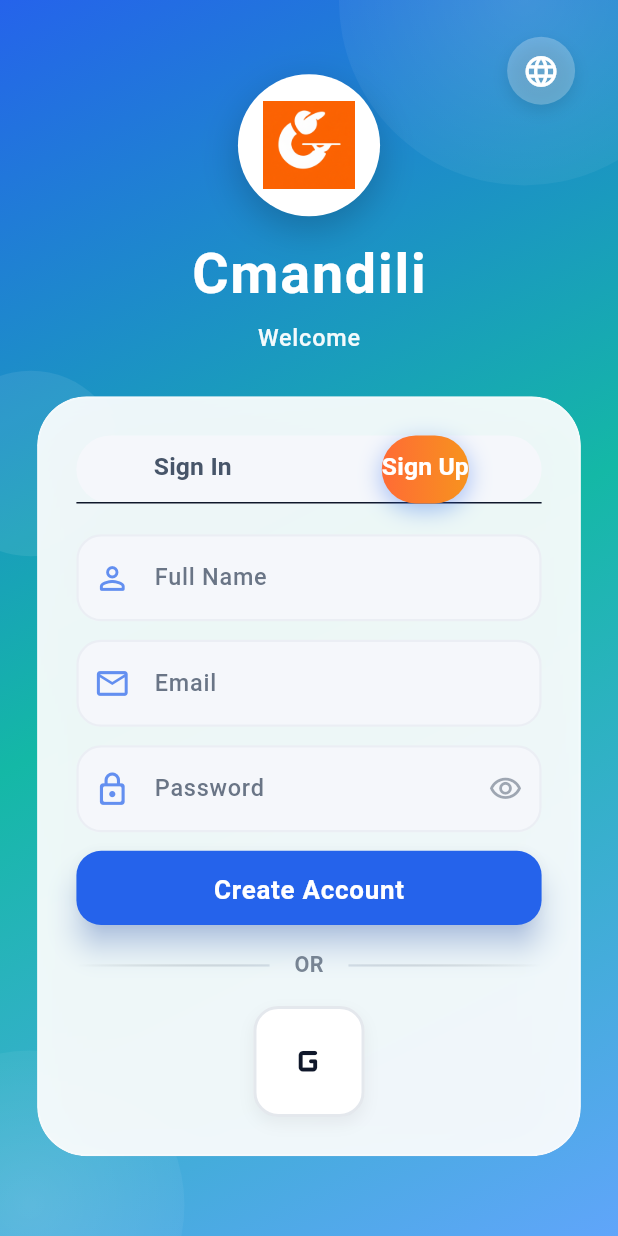
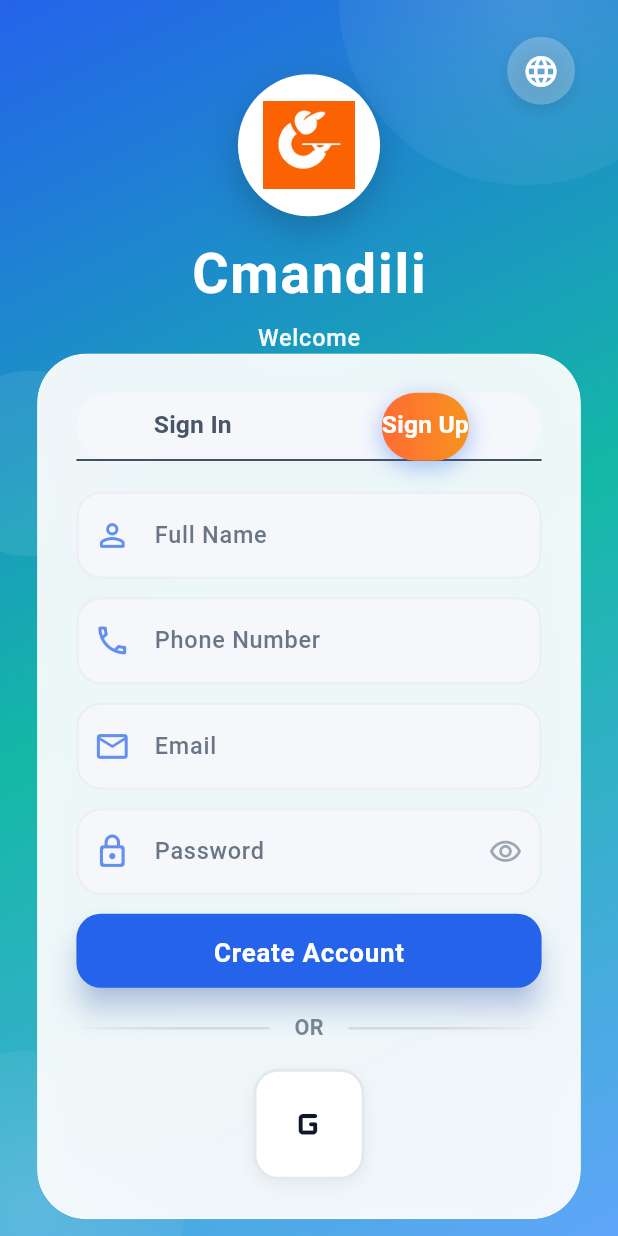
Before and after one commit to cherif-adam/cmandili_driver, a Flutter app: the screen it shows after launch, tab 2 chosen, after a tap on the "g mobiledata" icon, on a phone screen of 412 x 824 dp. Run offline on Flutter 3.47's test engine with Material 3 defaults, Android fonts, the phone set to English and light mode, and no system bars; our stand-ins replace firebase_core, firebase_messaging, flutter_dotenv, flutter_local_notifications, flutter_riverpod, geocoding and 6 more; missing offline and left inert: flutter_background_service, mapbox_maps_flutter; accounts and stored records are empty.

Commit message:
chore(driver): auth + l10n updates
Auth repository/screen updates and fr/en/ar l10n additions from the
earlier auth session; pubspec.lock refresh.

Co-Authored-By: Claude Fable 5 <noreply@anthropic.com>

```diff
--- a/lib/features/auth/data/auth_repository.dart
+++ b/lib/features/auth/data/auth_repository.dart
@@ -68,6 +68,7 @@ class AuthRepository {
     String email,
     String password,
     String name,
+    String phone,
   ) async {
     final response = await _supabase.auth.signUp(
       email: email,
@@ -78,17 +79,23 @@ class AuthRepository {
     final user = response.user;
     if (user == null) throw 'Sign up failed';
 
-    await _ensureDriverRow(user.id, name, email);
+    await _ensureDriverRow(user.id, phone);
     return User.fromSupabase(user);
   }
 
-  Future<void> _ensureDriverRow(String userId, String name, String email) async {
-    // Only columns that exist on public.drivers — full_name/email live on
-    // auth.users metadata, not on this table.
+  Future<void> _ensureDriverRow(String userId, String phone) async {
     await _supabase.from('drivers').upsert({
       'user_id': userId,
       'is_online': false,
     }, onConflict: 'user_id');
+
+    // Store phone on the profiles row (created by the auth trigger)
+    if (phone.isNotEmpty) {
+      await _supabase.from('profiles').upsert({
+        'id': userId,
+        'phone': phone,
+      }, onConflict: 'id');
+    }
   }
 
   // Sign in with Google
@@ -118,11 +125,8 @@ class AuthRepository {
       final user = response.user;
       if (user == null) throw 'Google sign in failed';
 
-      await _ensureDriverRow(
-        user.id,
-        user.userMetadata?['full_name'] as String? ?? user.userMetadata?['name'] as String? ?? '',
-        user.email ?? '',
-      );
+      // Google sign-in: phone not available at this point; driver can update it from profile settings
+      await _ensureDriverRow(user.id, '');
 
       return User.fromSupabase(user);
     } catch (e) {
--- a/lib/features/auth/presentation/auth_screen.dart
+++ b/lib/features/auth/presentation/auth_screen.dart
@@ -30,6 +30,7 @@ class _AuthScreenState extends ConsumerState<AuthScreen>
   final _nameController = TextEditingController();
   final _emailController = TextEditingController();
   final _passwordController = TextEditingController();
+  final _phoneController = TextEditingController();
 
   bool _isLoading = false;
   bool _obscurePassword = true;
@@ -88,6 +89,7 @@ class _AuthScreenState extends ConsumerState<AuthScreen>
     _nameController.dispose();
     _emailController.dispose();
     _passwordController.dispose();
+    _phoneController.dispose();
     super.dispose();
   }
 
@@ -109,6 +111,7 @@ class _AuthScreenState extends ConsumerState<AuthScreen>
           _emailController.text.trim(),
           _passwordController.text,
           _nameController.text.trim(),
+          _phoneController.text.trim(),
         );
       }
     } catch (e) {
@@ -437,6 +440,15 @@ class _AuthScreenState extends ConsumerState<AuthScreen>
                                           screenHeight: screenHeight,
                                         ),
                                         SizedBox(height: screenHeight * 0.015),
+                                        _buildTextField(
+                                          controller: _phoneController,
+                                          label: AppLocalizations.of(context)!.phoneNumberLabel,
+                                          icon: Icons.phone_outlined,
+                                          keyboardType: TextInputType.phone,
+                                          screenWidth: screenWidth,
+                                          screenHeight: screenHeight,
+                                        ),
+                                        SizedBox(height: screenHeight * 0.015),
                                       ],
                                       _buildTextField(
                                         controller: _emailController,
@@ -702,6 +714,10 @@ class _AuthScreenState extends ConsumerState<AuthScreen>
         if (label == AppLocalizations.of(context)!.password && value.length < 6) {
           return AppLocalizations.of(context)!.passwordLength;
         }
+        if (label == AppLocalizations.of(context)!.phoneNumberLabel) {
+          final digits = value.replaceAll(RegExp(r'[^0-9]'), '');
+          if (digits.length < 8) return AppLocalizations.of(context)!.phoneInvalid;
+        }
         return null;
       },
     );
--- a/lib/l10n/app_ar.arb
+++ b/lib/l10n/app_ar.arb
@@ -10,6 +10,7 @@
     "pleaseEnter": "الرجاء إدخال {field}",
     "validEmail": "الرجاء إدخال بريد إلكتروني صحيح",
     "passwordLength": "كلمة المرور يجب أن تكون 6 أحرف على الأقل",
+    "phoneInvalid": "يرجى إدخال رقم هاتف صحيح من 8 أرقام",
     "settings": "الإعدادات",
     "language": "اللغة",
     "theme": "المظهر",
--- a/lib/l10n/app_en.arb
+++ b/lib/l10n/app_en.arb
@@ -10,6 +10,7 @@
     "pleaseEnter": "Please enter your {field}",
     "validEmail": "Please enter a valid email",
     "passwordLength": "Password must be at least 6 characters",
+    "phoneInvalid": "Please enter a valid 8-digit phone number",
     "settings": "Settings",
     "language": "Language",
     "theme": "Theme",
--- a/lib/l10n/app_fr.arb
+++ b/lib/l10n/app_fr.arb
@@ -10,6 +10,7 @@
     "pleaseEnter": "Veuillez entrer votre {field}",
     "validEmail": "Veuillez entrer un email valide",
     "passwordLength": "Le mot de passe doit contenir au moins 6 caractères",
+    "phoneInvalid": "Veuillez entrer un numéro de téléphone valide à 8 chiffres",
     "settings": "Paramètres",
     "language": "Langue",
     "theme": "Thème",
```
Also changed, not shown: pubspec.lock.
